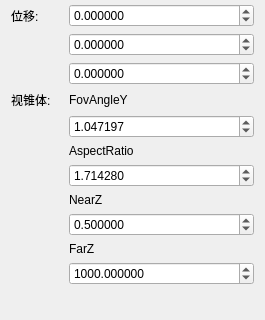
Above: Engine/LkEngineEditor/CustomToolBox/CameraForm.ui from lvke-neu/DXWithQT before the change; both pictures show x 0 to 265 and y 236 to 556 of the 265 by 556 pixel window. Below: the same form after it.
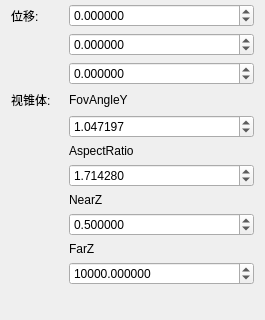
That is the form after the change.

What changed in the file:
```diff
--- a/Engine/LkEngineEditor/CustomToolBox/CameraForm.ui
+++ b/Engine/LkEngineEditor/CustomToolBox/CameraForm.ui
@@ -353,7 +353,7 @@
         <double>99999.000000000000000</double>
        </property>
        <property name="value">
-        <double>1000.000000000000000</double>
+        <double>10000.000000000000000</double>
        </property>
       </widget>
      </item>
```
